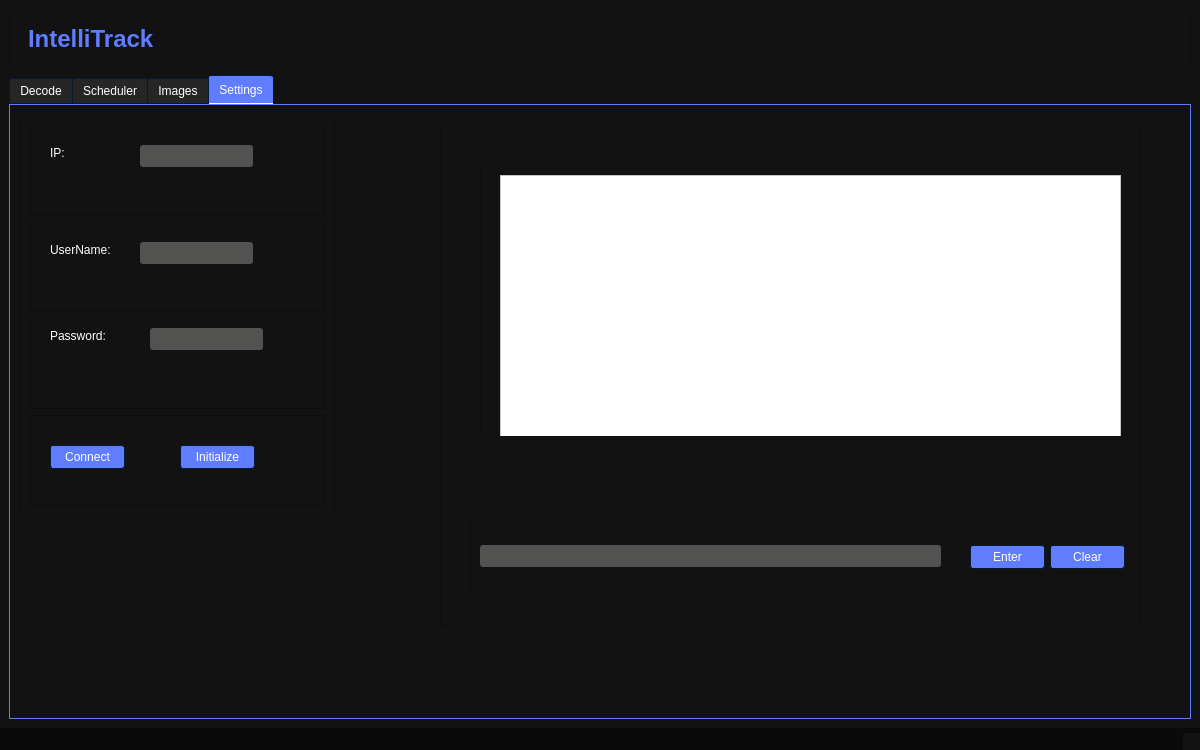
Old version of the form PythonQt/uiFile/mainwindow.ui in the repository JamesOstrowski21/Senior_Design-.
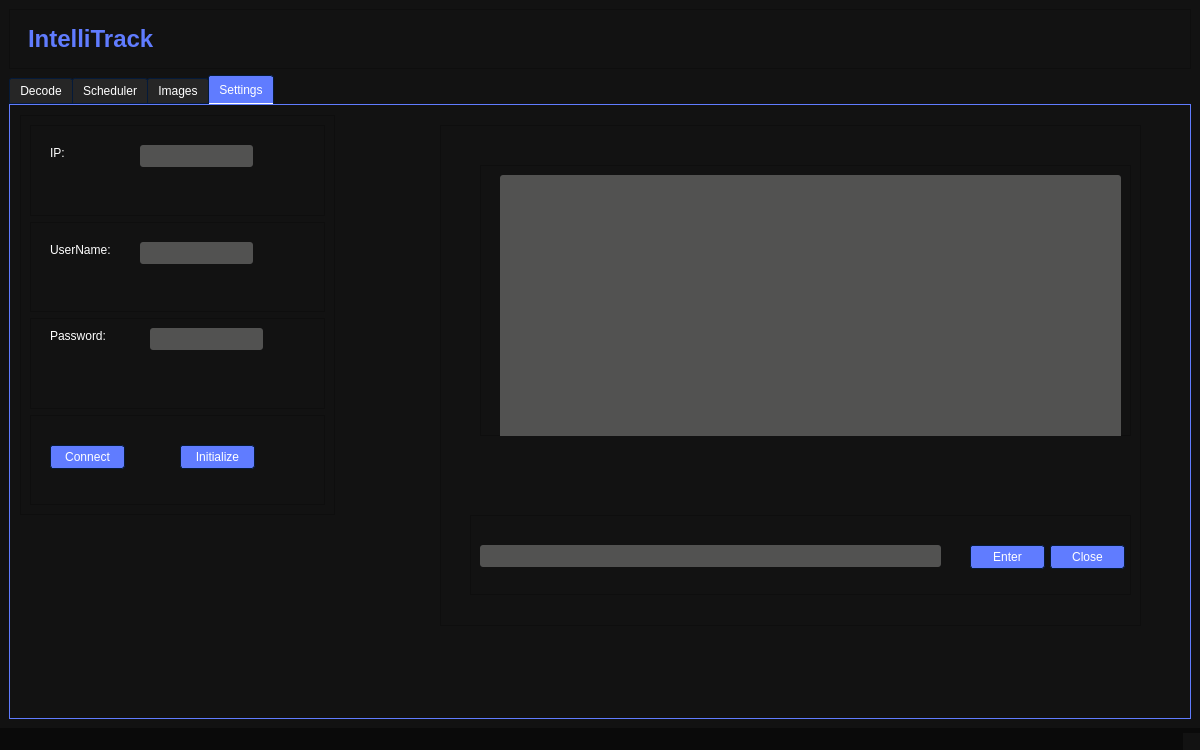
New version of the form. Icons and pictures are not drawn.

The edit to the form file:
```diff
--- a/PythonQt/uiFile/mainwindow.ui
+++ b/PythonQt/uiFile/mainwindow.ui
@@ -478,9 +478,15 @@
 /*-----QTextEdit-----*/
 QTextEdit
 {
-	background-color: #ffffff;
-	color: #010201;
+	background-color: #525251;
+    font-size: 14px;
+    font-weight: bold;
+	color: #ffffff;
+	border-width: 1px;
+	border-radius: 3px;
 	border-color: #051a39;
+	padding: 2px;
+ 	font-family: Consolas, Courier New, monospace;
 
 }
 
@@ -1995,7 +2001,7 @@
              </rect>
             </property>
             <property name="text">
-             <string>Clear</string>
+             <string>Close</string>
             </property>
            </widget>
           </widget>
```
Left out of the diff: 4 changed lines with no effect on the pictures.
